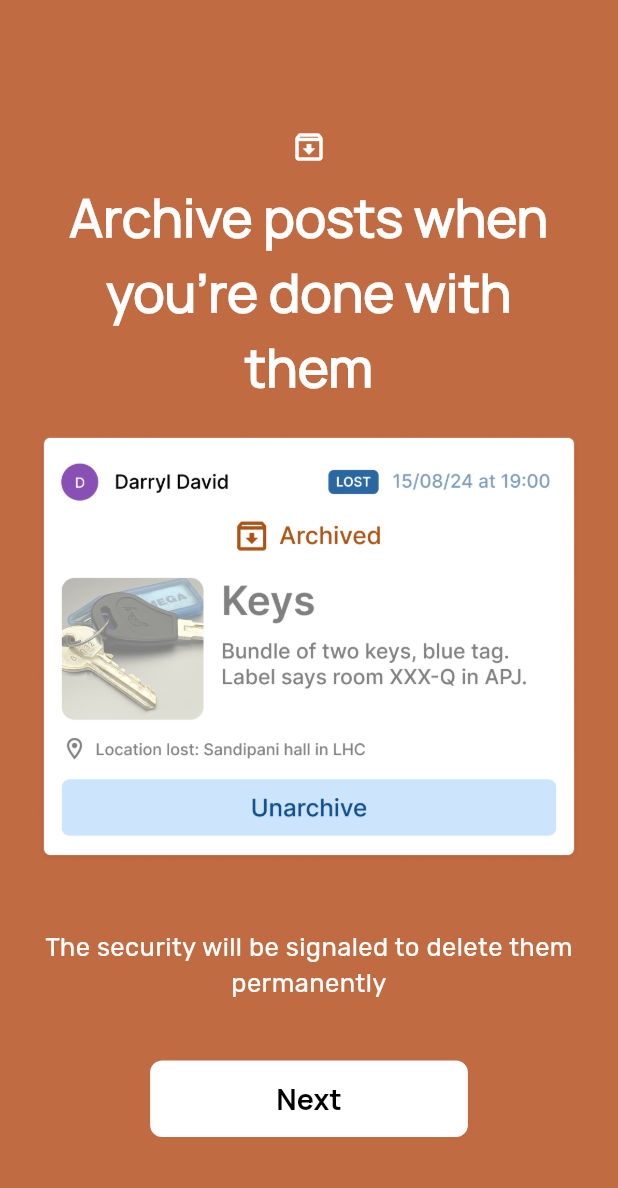
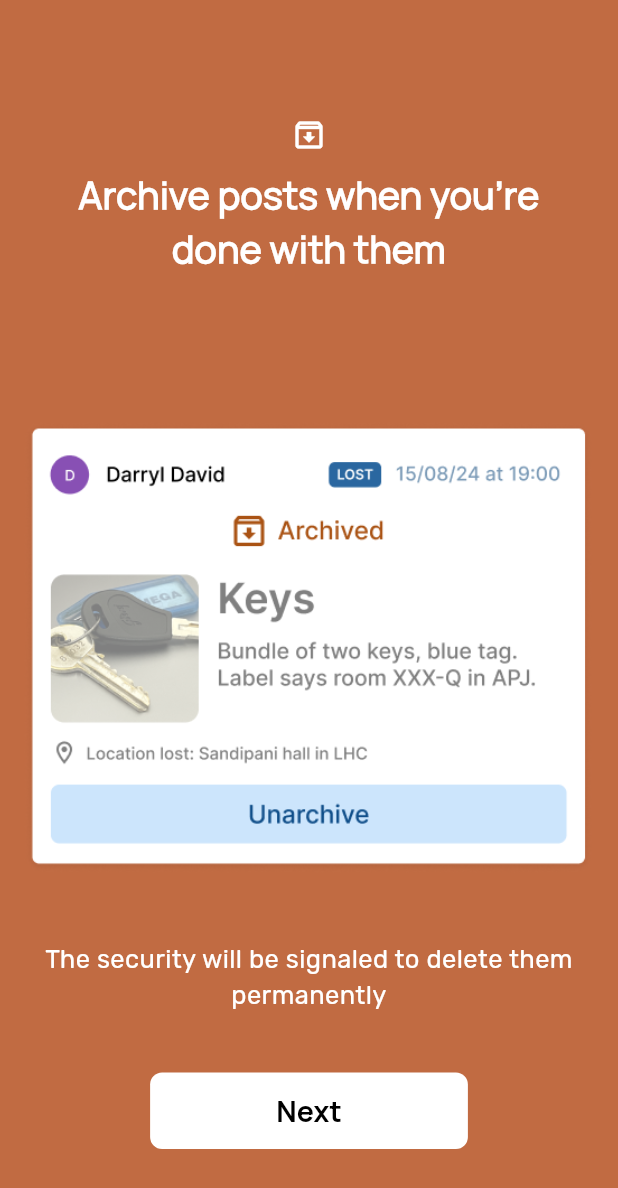
Before and after one commit to darrylad/LoFo, a Flutter app: the Page2CreatePosts screen opened directly, after a tap on "Next", on a phone screen of 412 x 824 dp. Shown: the top 1188 px of the screen. Run offline on Flutter 3.47's test engine with Material 3 defaults, Android fonts, the phone set to English and light mode, and no system bars; our stand-ins replace camera, cloud_firestore, firebase_auth, firebase_core, firebase_messaging, firebase_remote_config and 7 more; accounts and stored records are empty; generated files the repository leaves out were written again.

Commit message:
new material you icon, refined notificaion icon, lower app size

```diff
--- a/lib/components/shower_thoughts.dart
+++ b/lib/components/shower_thoughts.dart
@@ -10,7 +10,7 @@ class ShowerThoughts {
 
     "Jack Dawson could have fit on the door with Rose. But you wouldn't have remembered the movie as fondly as you do.",
 
-    "Chiuwaawas are the cutest dogs.",
+    "Chihuahuas are the cutest dogs.",
 
     "I eat six badaams daily",
 
--- a/lib/onboarding/Page1_see_what_people.dart
+++ b/lib/onboarding/Page1_see_what_people.dart
@@ -12,14 +12,14 @@ class PostsIntro extends StatelessWidget {
       backgroundColor: const Color.fromARGB(255, 47, 130, 83),
       body: Center(
         child: Padding(
-          padding: const EdgeInsets.all(16.0),
+          padding: const EdgeInsets.all(8.0),
           child: Stack(children: [
             Center(
               child: Column(
                 mainAxisSize: MainAxisSize.min,
                 children: [
                   const SizedBox(height: 40),
-                  Image.asset('assets/onboarding/posts.png'),
+                  Image.asset('assets/onboarding/Page1post.png'),
                 ],
               ),
             ),
@@ -36,7 +36,7 @@ class PostsIntro extends StatelessWidget {
                   child: Text(
                     'See what people have lost or found',
                     style: TextStyle(
-                      fontSize: 35,
+                      fontSize: 25,
                       fontWeight: FontWeight.bold,
                       fontFamily: fonts[0],
                       color: Colors.white,
--- a/lib/onboarding/Page2_create_posts.dart
+++ b/lib/onboarding/Page2_create_posts.dart
@@ -17,16 +17,16 @@ class _Page2CreatePostsState extends State<Page2CreatePosts> {
       backgroundColor: const Color.fromARGB(255, 54, 98, 161),
       body: Center(
         child: Padding(
-          padding: const EdgeInsets.all(16.0),
+          padding: const EdgeInsets.all(8.0),
           child: Stack(children: [
             Center(
               child: Padding(
-                padding: const EdgeInsets.all(8.0),
+                padding: const EdgeInsets.all(16.0),
                 child: Column(
                   mainAxisSize: MainAxisSize.min,
                   children: [
                     const SizedBox(height: 40),
-                    Image.asset('assets/onboarding/page2create.png'),
+                    Image.asset('assets/onboarding/Page2create.png'),
                   ],
                 ),
               ),
@@ -44,7 +44,7 @@ class _Page2CreatePostsState extends State<Page2CreatePosts> {
                   child: Text(
                     'Send requests privately to the security',
                     style: TextStyle(
-                      fontSize: 35,
+                      fontSize: 25,
                       fontWeight: FontWeight.bold,
                       fontFamily: fonts[0],
                       color: Colors.white,
--- a/lib/onboarding/Page3_archive.dart
+++ b/lib/onboarding/Page3_archive.dart
@@ -17,7 +17,7 @@ class _Page3ArchiveState extends State<Page3Archive> {
       backgroundColor: const Color.fromARGB(255, 193, 107, 66),
       body: Center(
         child: Padding(
-          padding: const EdgeInsets.all(16.0),
+          padding: const EdgeInsets.all(8.0),
           child: Stack(children: [
             Center(
               child: Padding(
@@ -44,7 +44,7 @@ class _Page3ArchiveState extends State<Page3Archive> {
                   child: Text(
                     "Archive posts when you're done with them",
                     style: TextStyle(
-                      fontSize: 35,
+                      fontSize: 25,
                       fontWeight: FontWeight.bold,
                       fontFamily: fonts[0],
                       color: Colors.white,
--- a/lib/onboarding/Page4_notifications.dart
+++ b/lib/onboarding/Page4_notifications.dart
@@ -18,7 +18,7 @@ class _Page4NotificationsState extends State<Page4Notifications> {
       backgroundColor: const Color.fromARGB(255, 100, 64, 161),
       body: Center(
         child: Padding(
-          padding: const EdgeInsets.all(16.0),
+          padding: const EdgeInsets.all(8.0),
           child: Stack(children: [
             Center(
               child: Padding(
@@ -30,7 +30,7 @@ class _Page4NotificationsState extends State<Page4Notifications> {
                     const Expanded(
                       child: SizedBox(),
                     ),
-                    Image.asset('assets/onboarding/Page4noti.jpg'),
+                    Image.asset('assets/onboarding/Page4noti.png'),
                   ],
                 ),
               ),
@@ -48,7 +48,7 @@ class _Page4NotificationsState extends State<Page4Notifications> {
                   child: Text(
                     "Enable notifications to stay updated",
                     style: TextStyle(
-                      fontSize: 35,
+                      fontSize: 25,
                       fontWeight: FontWeight.bold,
                       fontFamily: fonts[0],
                       color: Colors.white,
--- a/lib/pages/login_page.dart
+++ b/lib/pages/login_page.dart
@@ -171,7 +171,7 @@ class _LoginPageState extends State<LoginPage> {
                 }),
               ),
             ),
-            const SizedBox(height: 66),
+            const SizedBox(height: 58),
           ],
         ),
       ),
--- a/lib/services/notification_service.dart
+++ b/lib/services/notification_service.dart
@@ -20,7 +20,7 @@ class NotificationService {
   void initLocalNotifications(
       BuildContext context, RemoteMessage message) async {
     var androidInitializationSettings =
-        const AndroidInitializationSettings('@mipmap/ic_launcher_monochrome');
+        const AndroidInitializationSettings('@drawable/ic_stat_mono');
     var darwinInitializationSettings = const DarwinInitializationSettings();
 
     var initializationSettings = InitializationSettings(
```
Also changed, not shown: lib/backend/CRUD/fetcher.dart (+8 -8 lines), assets/onboarding/Page1post.png (added), assets/onboarding/Page3archive.png, assets/onboarding/Page4noti.jpg (deleted), assets/onboarding/Page4noti.png (added), assets/onboarding/page2create.png, assets/onboarding/posts.png (deleted), 11 other files.
